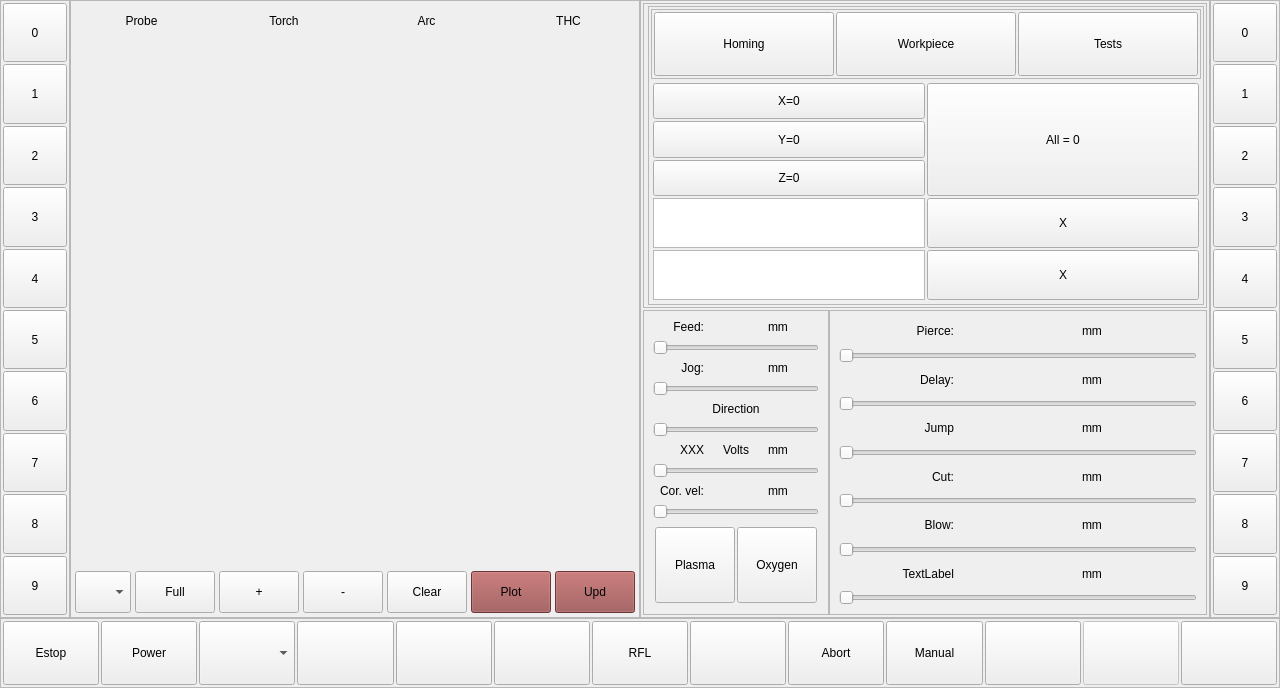
Qt form qtgui/qtgui.ui (daiman444/lcnc29_lpt_qtplasma) before a commit.
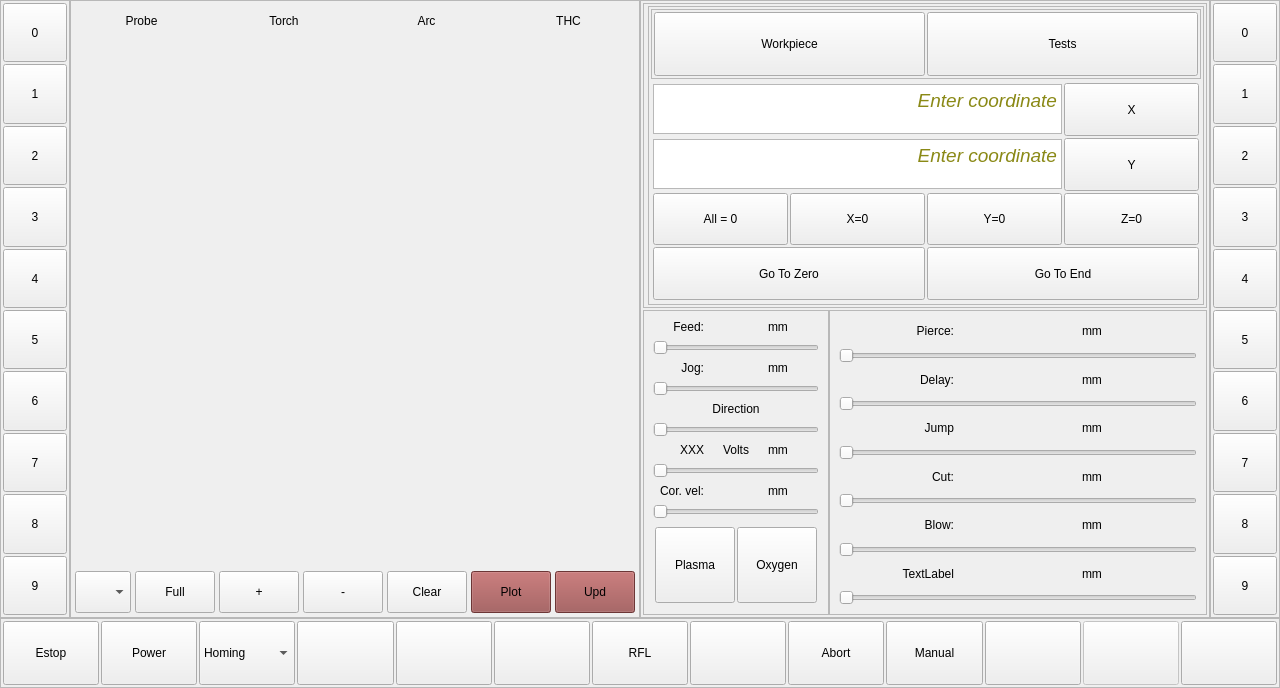
The same form after that commit. The open tabs and pages were chosen to show the change. Icons and pictures are not drawn. Custom widgets are drawn as their Qt base class.

Commit message: rebuilt widgets for homing

The edit to the form file:
```diff
--- a/qtgui/qtgui.ui
+++ b/qtgui/qtgui.ui
@@ -129,7 +129,7 @@
            </widget>
           </item>
           <item>
-           <widget class="QComboBox" name="comboBox">
+           <widget class="QComboBox" name="cb_homing">
             <property name="sizePolicy">
              <sizepolicy hsizetype="Expanding" vsizetype="Expanding">
               <horstretch>0</horstretch>
@@ -137,8 +137,38 @@
              </sizepolicy>
             </property>
             <property name="modelColumn">
-             <number>2</number>
+             <number>0</number>
             </property>
+            <item>
+             <property name="text">
+              <string>Homing</string>
+             </property>
+            </item>
+            <item>
+             <property name="text">
+              <string>All</string>
+             </property>
+            </item>
+            <item>
+             <property name="text">
+              <string>X</string>
+             </property>
+            </item>
+            <item>
+             <property name="text">
+              <string>Y1</string>
+             </property>
+            </item>
+            <item>
+             <property name="text">
+              <string>Y2</string>
+             </property>
+            </item>
+            <item>
+             <property name="text">
+              <string>Z</string>
+             </property>
+            </item>
            </widget>
           </item>
           <item>
@@ -1136,19 +1166,6 @@
                        <property name="bottomMargin">
                         <number>2</number>
                        </property>
-                       <item>
-                        <widget class="QPushButton" name="pb_homing">
-                         <property name="sizePolicy">
-                          <sizepolicy hsizetype="Expanding" vsizetype="Expanding">
-                           <horstretch>0</horstretch>
-                           <verstretch>0</verstretch>
-                          </sizepolicy>
-                         </property>
-                         <property name="text">
-                          <string>Homing</string>
-                         </property>
-                        </widget>
-                       </item>
                        <item>
                         <widget class="QPushButton" name="pb_workpiece">
                          <property name="sizePolicy">
@@ -1179,94 +1196,10 @@
                      </widget>
                     </item>
                     <item>
-                     <widget class="QStackedWidget" name="stw_homing">
+                     <widget class="QStackedWidget" name="stw_workpiece">
                       <property name="currentIndex">
                        <number>1</number>
                       </property>
-                      <widget class="QWidget" name="page_3">
-                       <layout class="QGridLayout" name="gridLayout_4">
-                        <property name="leftMargin">
-                         <number>2</number>
-                        </property>
-                        <property name="topMargin">
-                         <number>2</number>
-                        </property>
-                        <property name="rightMargin">
-                         <number>2</number>
-                        </property>
-                        <property name="bottomMargin">
-                         <number>2</number>
-                        </property>
-                        <property name="spacing">
-                         <number>2</number>
-                        </property>
-                        <item row="2" column="1">
-                         <widget class="QPushButton" name="pb_bottom_19">
-                          <property name="sizePolicy">
-                           <sizepolicy hsizetype="Expanding" vsizetype="Expanding">
-                            <horstretch>0</horstretch>
-                            <verstretch>0</verstretch>
-                           </sizepolicy>
-                          </property>
-                          <property name="text">
-                           <string>Y2</string>
-                          </property>
-                         </widget>
-                        </item>
-                        <item row="0" column="1">
-                         <widget class="QPushButton" name="pb_bottom_17">
-                          <property name="sizePolicy">
-                           <sizepolicy hsizetype="Expanding" vsizetype="Expanding">
-                            <horstretch>0</horstretch>
-                            <verstretch>0</verstretch>
-                           </sizepolicy>
-                          </property>
-                          <property name="text">
-                           <string>X</string>
-                          </property>
-                         </widget>
-                        </item>
-                        <item row="0" column="2" rowspan="4">
-                         <widget class="QPushButton" name="pb_bottom_16">
-                          <property name="sizePolicy">
-                           <sizepolicy hsizetype="Expanding" vsizetype="Expanding">
-                            <horstretch>0</horstretch>
-                            <verstretch>0</verstretch>
-                           </sizepolicy>
-                          </property>
-                          <property name="text">
-                           <string>All</string>
-                          </property>
-                         </widget>
-                        </item>
-                        <item row="3" column="1">
-                         <widget class="QPushButton" name="pb_bottom_20">
-                          <property name="sizePolicy">
-                           <sizepolicy hsizetype="Expanding" vsizetype="Expanding">
-                            <horstretch>0</horstretch>
-                            <verstretch>0</verstretch>
-                           </sizepolicy>
-                          </property>
-                          <property name="text">
-                           <string>Z</string>
-                          </property>
-                         </widget>
-                        </item>
-                        <item row="1" column="1">
-                         <widget class="QPushButton" name="pb_bottom_18">
-                          <property name="sizePolicy">
-                           <sizepolicy hsizetype="Expanding" vsizetype="Expanding">
-                            <horstretch>0</horstretch>
-                            <verstretch>0</verstretch>
-                           </sizepolicy>
-                          </property>
-                          <property name="text">
-                           <string>Y1</string>
-                          </property>
-                         </widget>
-                        </item>
-                       </layout>
-                      </widget>
                       <widget class="QWidget" name="page_4">
                        <layout class="QGridLayout" name="gridLayout_5">
                         <property name="leftMargin">
@@ -1284,8 +1217,8 @@
                         <property name="spacing">
                          <number>2</number>
                         </property>
-                        <item row="1" column="0">
-                         <widget class="QPushButton" name="pb_y_zero">
+                        <item row="0" column="3">
+                         <widget class="QPushButton" name="pb_set_x_coord">
                           <property name="sizePolicy">
                            <sizepolicy hsizetype="Expanding" vsizetype="Expanding">
                             <horstretch>0</horstretch>
@@ -1293,24 +1226,34 @@
                            </sizepolicy>
                           </property>
                           <property name="text">
-                           <string>Y=0</string>
+                           <string>X</string>
                           </property>
                          </widget>
                         </item>
-                        <item row="0" column="1" rowspan="3">
-                         <widget class="QPushButton" name="pb_xyz_zero">
+                        <item row="0" column="0" colspan="3">
+                         <widget class="QTextEdit" name="textEdit">
                           <property name="sizePolicy">
-                           <sizepolicy hsizetype="Expanding" vsizetype="Expanding">
+                           <sizepolicy hsizetype="Expanding" vsizetype="Preferred">
                             <horstretch>0</horstretch>
                             <verstretch>0</verstretch>
                            </sizepolicy>
                           </property>
-                          <property name="text">
-                           <string>All = 0</string>
+                          <property name="maximumSize">
+                           <size>
+                            <width>16777215</width>
+                            <height>50</height>
+                           </size>
                           </property>
+                          <property name="html">
+                           <string>&lt;!DOCTYPE HTML PUBLIC &quot;-//W3C//DTD HTML 4.0//EN&quot; &quot;http://www.w3.org/TR/REC-html40/strict.dtd&quot;&gt;
+&lt;html&gt;&lt;head&gt;&lt;meta name=&quot;qrichtext&quot; content=&quot;1&quot; /&gt;&lt;style type=&quot;text/css&quot;&gt;
+p, li { white-space: pre-wrap; }
+&lt;/style&gt;&lt;/head&gt;&lt;body style=&quot; font-family:'Noto Sans'; font-size:10.5pt; font-weight:400; font-style:normal;&quot;&gt;
+&lt;p align=&quot;right&quot; style=&quot; margin-top:12px; margin-bottom:12px; margin-left:0px; margin-right:0px; -qt-block-indent:0; text-indent:0px;&quot;&gt;&lt;span style=&quot; font-size:14pt; font-style:italic; color:#8a8916;&quot;&gt;Enter coordinate&lt;/span&gt;&lt;/p&gt;&lt;/body&gt;&lt;/html&gt;</string>
+                          </property>
                          </widget>
                         </item>
-                        <item row="0" column="0">
+                        <item row="3" column="1">
                          <widget class="QPushButton" name="pb_x_zero">
                           <property name="sizePolicy">
                            <sizepolicy hsizetype="Expanding" vsizetype="Expanding">
@@ -1323,7 +1266,33 @@
                           </property>
                          </widget>
                         </item>
-                        <item row="2" column="0">
+                        <item row="3" column="2">
+                         <widget class="QPushButton" name="pb_y_zero">
+                          <property name="sizePolicy">
+                           <sizepolicy hsizetype="Expanding" vsizetype="Expanding">
+                            <horstretch>0</horstretch>
+                            <verstretch>0</verstretch>
+                           </sizepolicy>
+                          </property>
+                          <property name="text">
+                           <string>Y=0</string>
+                          </property>
+                         </widget>
+                        </item>
+                        <item row="1" column="3">
+                         <widget class="QPushButton" name="pb_set_y_coord">
+                          <property name="sizePolicy">
+                           <sizepolicy hsizetype="Expanding" vsizetype="Expanding">
+                            <horstretch>0</horstretch>
+                            <verstretch>0</verstretch>
+                           </sizepolicy>
+                          </property>
+                          <property name="text">
+                           <string>Y</string>
+                          </property>
+                         </widget>
+                        </item>
+                        <item row="3" column="3">
                          <widget class="QPushButton" name="pb_z_zero">
                           <property name="sizePolicy">
                            <sizepolicy hsizetype="Expanding" vsizetype="Expanding">
@@ -1336,37 +1305,47 @@
                           </property>
                          </widget>
                         </item>
-                        <item row="5" column="1">
-                         <widget class="QPushButton" name="pb_set_y_coord">
-                          <property name="sizePolicy">
-                           <sizepolicy hsizetype="Expanding" vsizetype="Expanding">
-                            <horstretch>0</horstretch>
-                            <verstretch>0</verstretch>
-                           </sizepolicy>
-                          </property>
-                          <property name="text">
-                           <string>X</string>
-                          </property>
-                         </widget>
-                        </item>
-                        <item row="5" column="0">
-                         <widget class="QTextEdit" name="textEdit_2">
-                          <property name="sizePolicy">
-                           <sizepolicy hsizetype="Expanding" vsizetype="Preferred">
-                            <horstretch>0</horstretch>
-                            <verstretch>0</verstretch>
-                           </sizepolicy>
-                          </property>
-                          <property name="maximumSize">
-                           <size>
-                            <width>16777215</width>
-                            <height>50</height>
-                           </size>
-                          </property>
-                         </widget>
-                        </item>
                         <item row="3" column="0">
-                         <widget class="QTextEdit" name="textEdit">
+                         <widget class="QPushButton" name="pb_xyz_zero">
+                          <property name="sizePolicy">
+                           <sizepolicy hsizetype="Expanding" vsizetype="Expanding">
+                            <horstretch>0</horstretch>
+                            <verstretch>0</verstretch>
+                           </sizepolicy>
+                          </property>
+                          <property name="text">
+                           <string>All = 0</string>
+                          </property>
+                         </widget>
+                        </item>
+                        <item row="4" column="0" colspan="2">
+                         <widget class="QPushButton" name="pb_x_zero_2">
+                          <property name="sizePolicy">
+                           <sizepolicy hsizetype="Expanding" vsizetype="Expanding">
+                            <horstretch>0</horstretch>
+                            <verstretch>0</verstretch>
+                           </sizepolicy>
+                          </property>
+                          <property name="text">
+                           <string>Go To Zero</string>
+                          </property>
+                         </widget>
+                        </item>
+                        <item row="4" column="2" colspan="2">
+                         <widget class="QPushButton" name="pb_x_zero_3">
+                          <property name="sizePolicy">
+                           <sizepolicy hsizetype="Expanding" vsizetype="Expanding">
+                            <horstretch>0</horstretch>
+                            <verstretch>0</verstretch>
+                           </sizepolicy>
+                          </property>
+                          <property name="text">
+                           <string>Go To End</string>
+                          </property>
+                         </widget>
+                        </item>
+                        <item row="1" column="0" colspan="3">
+                         <widget class="QTextEdit" name="textEdit_3">
                           <property name="sizePolicy">
                            <sizepolicy hsizetype="Expanding" vsizetype="Preferred">
                             <horstretch>0</horstretch>
@@ -1379,18 +1358,12 @@
                             <height>50</height>
                            </size>
                           </property>
-                         </widget>
-                        </item>
-                        <item row="3" column="1">
-                         <widget class="QPushButton" name="pb_set_x_coord">
-                          <property name="sizePolicy">
-                           <sizepolicy hsizetype="Expanding" vsizetype="Expanding">
-                            <horstretch>0</horstretch>
-                            <verstretch>0</verstretch>
-                           </sizepolicy>
-                          </property>
-                          <property name="text">
-                           <string>X</string>
+                          <property name="html">
+                           <string>&lt;!DOCTYPE HTML PUBLIC &quot;-//W3C//DTD HTML 4.0//EN&quot; &quot;http://www.w3.org/TR/REC-html40/strict.dtd&quot;&gt;
+&lt;html&gt;&lt;head&gt;&lt;meta name=&quot;qrichtext&quot; content=&quot;1&quot; /&gt;&lt;style type=&quot;text/css&quot;&gt;
+p, li { white-space: pre-wrap; }
+&lt;/style&gt;&lt;/head&gt;&lt;body style=&quot; font-family:'Noto Sans'; font-size:10.5pt; font-weight:400; font-style:normal;&quot;&gt;
+&lt;p align=&quot;right&quot; style=&quot; margin-top:12px; margin-bottom:12px; margin-left:0px; margin-right:0px; -qt-block-indent:0; text-indent:0px;&quot;&gt;&lt;span style=&quot; font-size:14pt; font-style:italic; color:#8a8916;&quot;&gt;Enter coordinate&lt;/span&gt;&lt;/p&gt;&lt;/body&gt;&lt;/html&gt;</string>
                           </property>
                          </widget>
                         </item>
```
The commit also changes 1 other file.
